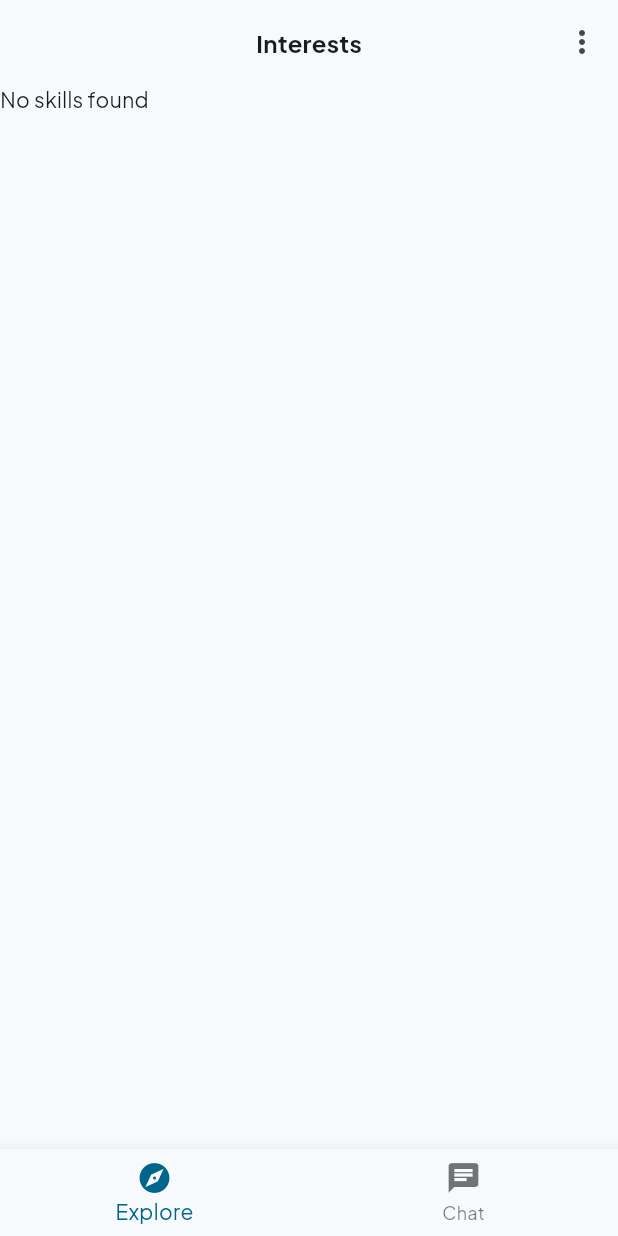
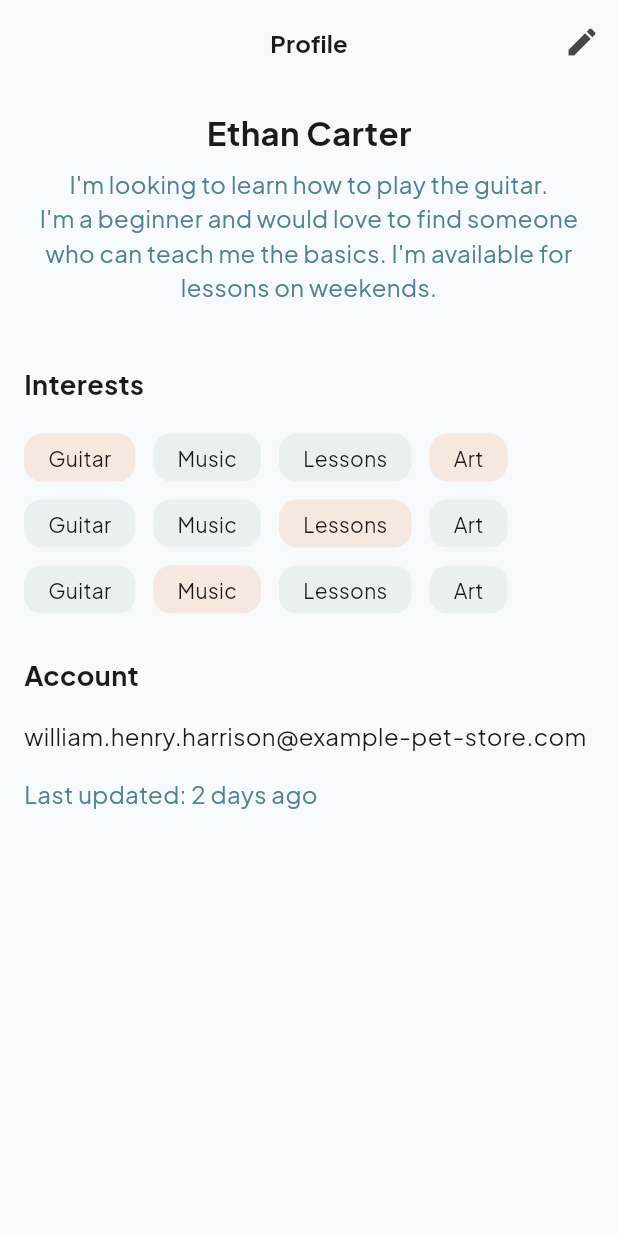
Before and after one commit to MoaazAtik/Reach-Skills, a Flutter app: the screen it shows after launch, on a phone screen of 412 x 824 dp. Run offline on Flutter 3.47's test engine with Material 3 defaults, Android fonts, the phone set to English and light mode, and no system bars; our stand-ins replace cloud_firestore, firebase_auth, firebase_core, go_router; missing offline and left inert: firebase_ui_auth, firebase_ui_localizations; accounts and stored records are empty.

Commit message:
feat: Implement initial Profile Screen UI
This commit introduces the basic structure and UI for the Profile Screen.

- **`utils.dart`**:
  - Adds utility functions for calculating and formatting date differences:
    - `calculateDaysDifferenceAndFormat`: Returns "Today", "Yesterday", or "X days ago".
    - `formatDateTimeDifference`: Returns "Today", "Yesterday", or "YYYY/MM/DD".
  - Adds `StringExtensions` for `xToSentenceCase` and `xToTitleCase`.
- **`strings.dart`**:
  - Adds new string constants for "Account", "Last updated", "days ago", and mock email.
- **`devtools_options.yaml`**:
  - Adds a new configuration file for Dart & Flutter DevTools settings, primarily for managing DevTools extensions enablement states.

```diff
--- /dev/null
+++ b/devtools_options.yaml
@@ -0,0 +1,3 @@
+description: This file stores settings for Dart & Flutter DevTools.
+documentation: https://docs.flutter.dev/tools/devtools/extensions#configure-extension-enablement-states
+extensions:
--- a/lib/core/constants/strings.dart
+++ b/lib/core/constants/strings.dart
@@ -67,13 +67,15 @@ abstract class Str {
   static const interests = 'interests';
   static const reach = 'Reach';
 
+  static const account = 'Account';
   static const name = 'Name';
   static const required = 'Required';
   static const bio = 'Bio';
   static const skillsInputDescription = 'Skills (comma-separated)';
   static const wishesInputDescription = 'Wishes (comma-separated)';
   static const email = 'Email';
-  static const lastEdited = 'Last edited';
+  static const lastUpdated = 'Last updated';
+  static const daysAgo = 'days ago';
 
   static const saveProfile = 'Save Profile';
   static const fillRequiredFields = 'Please fill in all required fields.';
@@ -93,4 +95,5 @@ abstract class Str {
   static const mockUserName = 'Ethan Carter';
   static const mockInterestDescription = 'I\'m looking to learn how to play the guitar.\nI\'m a beginner and would love to find someone who can teach me the basics. I\'m available for lessons on weekends.';
   static const mockTags = ['Guitar', 'Music', 'Lessons', 'Art'];
+  static const mockEmail = 'william.henry.harrison@example-pet-store.com';
 }
--- a/lib/core/routing/routing.dart
+++ b/lib/core/routing/routing.dart
@@ -12,6 +12,7 @@ import '../../features/common/widgets/interest_details.dart';
 import '../../features/common/widgets/navigation_shell_scaffold.dart';
 import '../../features/common/widgets/scaffold_app_bar.dart';
 import '../../features/explore/ui/explore_body.dart';
+import '../../features/profile/ui/profile_body.dart';
 import '../constants/strings.dart';
 import '../theme/styles.dart';
 
@@ -22,7 +23,8 @@ final GlobalKey<NavigatorState> rootNavigatorKey = GlobalKey<NavigatorState>(
 final router = GoRouter(
   // For showing 'details' dialog later perhaps
   navigatorKey: rootNavigatorKey,
-  initialLocation: Str.exploreScreenRoutePath,
+  // initialLocation: Str.exploreScreenRoutePath,
+  initialLocation: Str.profileScreenRoutePath,
   // debugLogDiagnostics: true,
   routes: [
     StatefulShellRoute.indexedStack(
@@ -108,6 +110,18 @@ final router = GoRouter(
         ),
       ],
     ),
+    GoRoute(
+      name: Str.profileScreenRouteName,
+      path: Str.profileScreenRoutePath,
+      builder: (BuildContext context, GoRouterState state) {
+        return ScaffoldAppBar(
+          body: ProfileBody(),
+          appBarTitle: Str.profileScreenTitle,
+          isLoggedIn: context.watch<AuthViewModel>().isLoggedIn,
+          appBarEditAction: true,
+        );
+      },
+    ),
   ],
 
   errorBuilder: (context, state) {
--- a/lib/core/utils/utils.dart
+++ b/lib/core/utils/utils.dart
@@ -7,3 +7,46 @@ bool checkLargeScreen(BuildContext context) {
       MediaQuery.sizeOf(context).width > Styles.smallScreenWidthThreshold;
   return isLargeScreen;
 }
+
+int _calculateDaysDifference(DateTime date) {
+  final now = DateTime.now();
+  final difference = now.difference(date);
+  return difference.inDays;
+}
+
+String _formatDaysDifference(int days) {
+  if (days == 0) {
+    return 'Today';
+  } else if (days == 1) {
+    return 'Yesterday';
+  } else {
+    return '$days days ago';
+  }
+}
+
+String calculateDaysDifferenceAndFormat(DateTime date) {
+  final daysDifference = _calculateDaysDifference(date);
+  return _formatDaysDifference(daysDifference);
+}
+
+String formatDateTimeDifference(DateTime dateTime) {
+  final now = DateTime.now();
+  final difference = now.difference(dateTime);
+  if (difference.inDays == 0) {
+    return 'Today';
+  } else if (difference.inDays == 1) {
+    return 'Yesterday';
+  } else {
+    return '${dateTime.year}/${dateTime.month}/${dateTime.day}';
+  }
+}
+
+extension StringExtensions on String {
+  String xToSentenceCase() {
+    return "${this[0].toUpperCase()}${this.substring(1)}";
+  }
+
+  String xToTitleCase() {
+    return split(' ').map((word) => word.xToSentenceCase()).join(' ');
+  }
+}
--- a/lib/features/common/widgets/scaffold_app_bar.dart
+++ b/lib/features/common/widgets/scaffold_app_bar.dart
@@ -1,6 +1,7 @@
 import 'package:flutter/material.dart';
 import 'package:reach_skills/features/common/widgets/rs_popup_menu_button.dart';
 
+import '../../../core/theme/styles.dart';
 import 'rs_app_bar.dart';
 
 class ScaffoldAppBar extends StatelessWidget {
@@ -9,11 +10,13 @@ class ScaffoldAppBar extends StatelessWidget {
     required this.body,
     required this.appBarTitle,
     required this.isLoggedIn,
+    this.appBarEditAction = false,
   });
 
   final Widget body;
   final String appBarTitle;
   final bool isLoggedIn;
+  final bool appBarEditAction;
 
   @override
   Widget build(BuildContext context) {
@@ -22,7 +25,16 @@ class ScaffoldAppBar extends StatelessWidget {
       appBar: rsAppBar(
         context: context,
         title: appBarTitle,
-        actions: [RsPopupMenuButton(isLoggedIn: isLoggedIn)],
+        actions: [
+          if (!appBarEditAction) RsPopupMenuButton(isLoggedIn: isLoggedIn),
+          if (appBarEditAction)
+            IconButton(
+              icon: Icon(Icons.edit),
+              onPressed: () {
+                print('Edit button pressed');
+              },
+            ),
+        ],
       ),
     );
   }
--- /dev/null
+++ b/lib/features/profile/ui/profile_body.dart
@@ -0,0 +1,82 @@
+import 'package:flutter/material.dart';
+import 'package:reach_skills/core/utils/utils.dart';
+
+import '../../../core/constants/strings.dart';
+import '../../../core/theme/styles.dart';
+import '../../common/widgets/rs_chip.dart';
+
+class ProfileBody extends StatefulWidget {
+  const ProfileBody({super.key});
+
+  @override
+  State<ProfileBody> createState() => _ProfileBodyState();
+}
+
+class _ProfileBodyState extends State<ProfileBody> {
+  @override
+  Widget build(BuildContext context) {
+    return SingleChildScrollView(
+      child: Padding(
+        padding: const EdgeInsets.all(Styles.paddingMedium),
+        child: Column(
+          crossAxisAlignment: CrossAxisAlignment.start,
+          children: [
+            Column(
+              children: [
+                Text(
+                  Str.mockUserName,
+                  style: Styles.interestDetailsTitleTextStyle,
+                ),
+                SizedBox(height: 8),
+                Text(
+                  Str.mockInterestDescription,
+                  textAlign: TextAlign.center,
+                  style: Styles.interestDetailsUserTextStyle,
+                ),
+              ],
+            ),
+            SizedBox(height: 40),
+            Text(
+              Str.interests.xToSentenceCase(),
+              style: Styles.interestDetailsSectionTitleTextStyle,
+            ),
+            SizedBox(height: 20),
+            Wrap(
+              spacing: Styles.spacingMedium,
+              runSpacing: Styles.spacingMedium,
+              children: List.generate(Str.mockTags.length * 3, (index) {
+                return RsChip(
+                  chipColor:
+                      index % 3 == 0
+                          ? Styles.wishChipBackgroundColor
+                          : Styles.skillChipBackgroundColor,
+                  children: [
+                    Text(
+                      Str.mockTags[index % Str.mockTags.length],
+                      style: Styles.interestChipTextStyle,
+                    ),
+                  ],
+                );
+              }),
+            ),
+            SizedBox(height: 28),
+            Text(
+              Str.account,
+              style: Styles.interestDetailsSectionTitleTextStyle,
+            ),
+            SizedBox(height: 16),
+            Text(
+              Str.mockEmail,
+              style: Styles.interestDetailsDescriptionTextStyle,
+            ),
+            SizedBox(height: 16),
+            Text(
+              '${Str.lastUpdated}: ${calculateDaysDifferenceAndFormat(DateTime(2025, 7, 8))}',
+              style: Styles.interestDetailsUserTextStyle,
+            ),
+          ],
+        ),
+      ),
+    );
+  }
+}
--- a/lib/features/profile/ui/profile_screen.dart
+++ b/lib/features/profile/ui/profile_screen.dart
@@ -114,7 +114,7 @@ class _ProfileScreenState extends State<ProfileScreen> {
               const SizedBox(height: 24),
               if (_profile != null)
                 Text(
-                  '${Str.lastEdited}: ${DateTime.fromMillisecondsSinceEpoch(_profile!.lastEditedTime).toString()}',
+                  '${Str.lastUpdated}: ${DateTime.fromMillisecondsSinceEpoch(_profile!.lastEditedTime).toString()}',
                 ),
             ],
           ),
```
